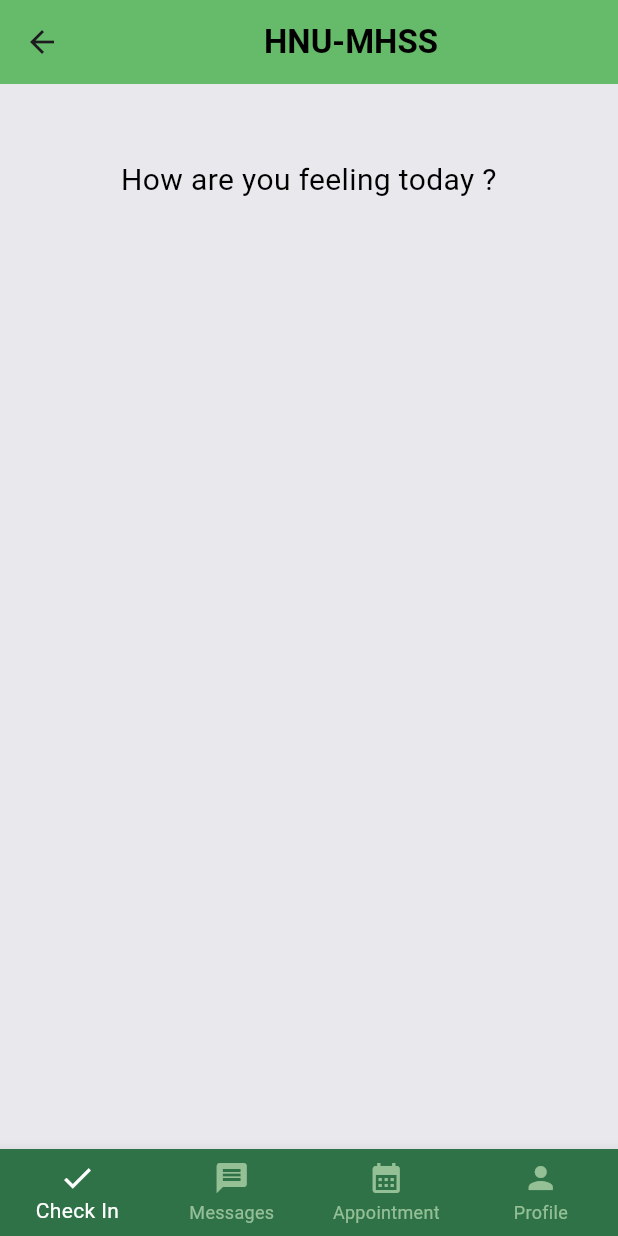
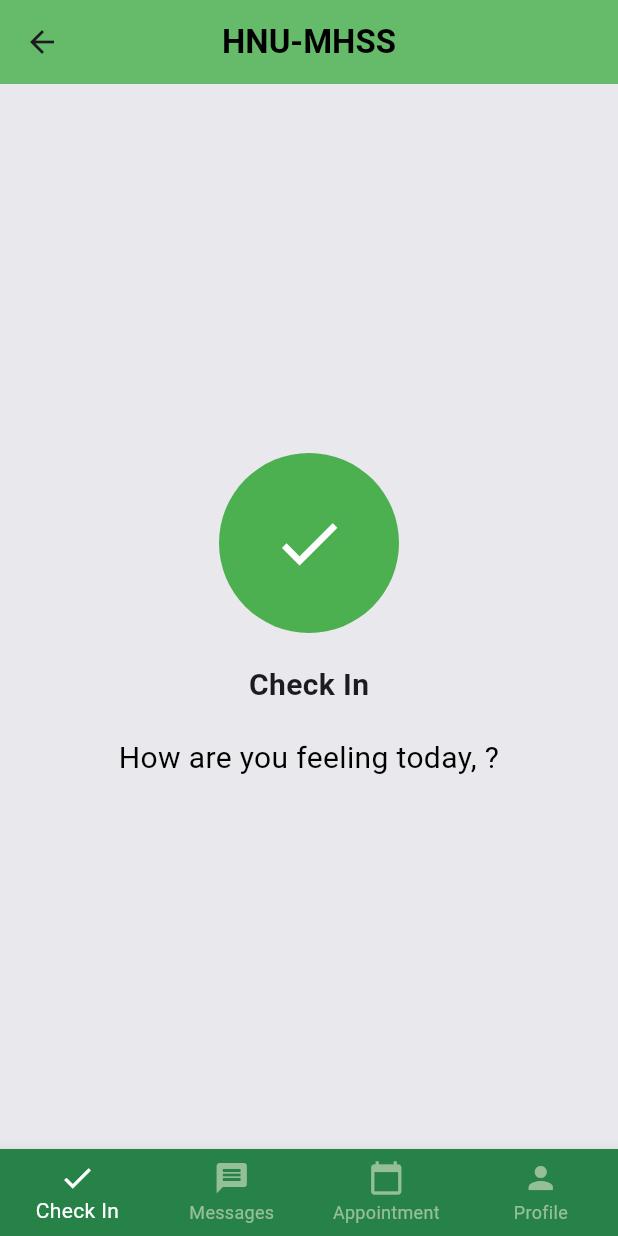
Before and after one commit to jucosmon/HNU-MHSS, a Flutter app: the StudentHomePage screen opened directly with empty values, after a tap on the "arrow back" icon, on a phone screen of 412 x 824 dp. Run offline on Flutter 3.47's test engine with Material 3 defaults, Android fonts, the phone set to English and light mode, and no system bars; our stand-ins replace cloud_firestore, firebase_auth, firebase_core, google_fonts, syncfusion_flutter_charts; accounts and stored records are empty; Roboto replaces fonts that are missing (Arial).

Commit message:
gitarung uban color nga wa ma change ug update homepage

```diff
--- a/lib/pages/open_message.dart
+++ b/lib/pages/open_message.dart
@@ -67,7 +67,7 @@ class _OpenMessagePageState extends State<OpenMessagePage> {
         margin: const EdgeInsets.symmetric(vertical: 8.0, horizontal: 16.0),
         padding: const EdgeInsets.all(12.0),
         decoration: BoxDecoration(
-          color: isSender ? Colors.blue : Colors.grey[300],
+          color: isSender ? Colors.green[600] : Colors.grey[300],
           borderRadius: BorderRadius.circular(16.0),
         ),
         child: Text(
--- a/lib/pages/select_counselor.dart
+++ b/lib/pages/select_counselor.dart
@@ -30,7 +30,7 @@ class CounselorSelectionWidget extends StatelessWidget {
               _showConfirmationDialog(context, counselorId: 'counselor1Id');
             },
             child: const CounselorCard(
-              name: 'John Doe',
+              name: 'Counselor 1',
               profession: 'Licensed Therapist',
               overview:
                   'Experienced in individual and group counseling for various mental health issues.',
--- a/lib/pages/student/apppointment.dart
+++ b/lib/pages/student/apppointment.dart
@@ -1,3 +1,4 @@
+import 'package:flutter/cupertino.dart';
 import 'package:flutter/material.dart';
 import 'package:mentalhealth_support_system/pages/display_appointments.dart';
 
@@ -85,7 +86,7 @@ class _AppointmentSchedulingState extends State<AppointmentScheduling> {
         ),
         backgroundColor: Colors.green[400],
         leading: IconButton(
-          icon: const Icon(Icons.arrow_back),
+          icon: const Icon(CupertinoIcons.back),
           onPressed: () {
             Navigator.popUntil(context, ModalRoute.withName('/'));
             Navigator.push(
--- a/lib/pages/student/student_home_page.dart
+++ b/lib/pages/student/student_home_page.dart
@@ -4,36 +4,28 @@ import 'package:mentalhealth_support_system/pages/display_messages.dart';
 import 'package:mentalhealth_support_system/pages/profile_page.dart';
 import 'package:mentalhealth_support_system/pages/student/emotionAnalysis.dart';
 
-class StudentHomePage extends StatefulWidget {
+class StudentHomePage extends StatelessWidget {
   final Map<String, dynamic> userData;
 
   const StudentHomePage({super.key, required this.userData});
 
   @override
-  State<StudentHomePage> createState() => _StudentHomePageState();
-}
-
-class _StudentHomePageState extends State<StudentHomePage> {
-  final int _selectedIndex = 0; // Set the initial selected index to 2 (Profile)
-
-  @override
   Widget build(BuildContext context) {
-    String firstName = widget.userData['first name'] ?? 'Default First Name';
-    String lastName = widget.userData['last name'] ?? 'Default Last Name';
+    String firstName = userData['first name'] ?? 'Default First Name';
+    String lastName = userData['last name'] ?? 'Default Last Name';
     return Scaffold(
       appBar: AppBar(
-        title: const Center(
-          child: Text(
-            "HNU-MHSS",
-            style: TextStyle(fontWeight: FontWeight.bold, color: Colors.black),
-          ),
+        title: const Text(
+          "HNU-MHSS",
+          style: TextStyle(fontWeight: FontWeight.bold, color: Colors.black),
         ),
         backgroundColor: Colors.green[400],
+        centerTitle: true,
       ),
-      body: _buildBody(context, firstName, lastName),
+      body: _buildBody(context, firstName),
       backgroundColor: const Color.fromARGB(255, 233, 232, 236),
       bottomNavigationBar: BottomNavigationBar(
-        type: BottomNavigationBarType.fixed, // Set the type to fixed
+        type: BottomNavigationBarType.fixed,
         items: const [
           BottomNavigationBarItem(
             icon: Icon(Icons.check),
@@ -44,7 +36,7 @@ class _StudentHomePageState extends State<StudentHomePage> {
             label: 'Messages',
           ),
           BottomNavigationBarItem(
-            icon: Icon(Icons.calendar_month),
+            icon: Icon(Icons.calendar_today),
             label: 'Appointment',
           ),
           BottomNavigationBarItem(
@@ -52,41 +44,39 @@ class _StudentHomePageState extends State<StudentHomePage> {
             label: 'Profile',
           ),
         ],
-        backgroundColor: const Color.fromARGB(255, 47, 114, 71),
+        backgroundColor: const Color.fromARGB(255, 38, 130, 70),
         selectedItemColor: Colors.white,
         unselectedItemColor: const Color.fromARGB(255, 149, 192, 150),
-        currentIndex:
-            _selectedIndex, // Set the current selected index Set the current selected index
+        currentIndex: 0,
         onTap: (int index) {
-          // Handle navigation based on the tapped index
           if (index == 0) {
             Navigator.push(
               context,
               MaterialPageRoute(
-                  builder: (context) => EmotionAnalysis(
-                        userData: widget.userData,
-                      )),
+                builder: (context) => EmotionAnalysis(userData: userData),
+              ),
             );
           } else if (index == 1) {
             Navigator.push(
               context,
               MaterialPageRoute(
-                  builder: (context) =>
-                      RecentMessagesScreen(userData: widget.userData)),
+                builder: (context) => RecentMessagesScreen(userData: userData),
+              ),
             );
           } else if (index == 2) {
             Navigator.push(
               context,
               MaterialPageRoute(
-                  builder: (context) =>
-                      RecentAppointmentScreen(userData: widget.userData)),
+                builder: (context) =>
+                    RecentAppointmentScreen(userData: userData),
+              ),
             );
-            // Handle navigation for other items if needed
           } else {
             Navigator.push(
               context,
               MaterialPageRoute(
-                  builder: (context) => ProfilePage(userData: widget.userData)),
+                builder: (context) => ProfilePage(userData: userData),
+              ),
             );
           }
         },
@@ -94,33 +84,49 @@ class _StudentHomePageState extends State<StudentHomePage> {
     );
   }
 
-  Widget _buildBody(BuildContext context, String firstName, String lastName) {
-    return SafeArea(
+  Widget _buildBody(BuildContext context, String firstName) {
+    return Center(
       child: Column(
-        mainAxisAlignment: MainAxisAlignment.start,
-        crossAxisAlignment: CrossAxisAlignment.center,
+        mainAxisAlignment: MainAxisAlignment.center,
         children: [
           Container(
-            padding:
-                EdgeInsets.only(top: MediaQuery.of(context).size.height * 0.06),
-            width: double.infinity,
-            child: Center(
-              child: Text(
-                "How are you feeling today $firstName?",
-                textAlign: TextAlign.center,
-                style: const TextStyle(
-                  fontSize: 20.0,
-                  color: Colors.black,
-                  fontFamily: 'Arial',
-                ),
+            width: 120,
+            height: 120,
+            decoration: const BoxDecoration(
+              color: Colors.green,
+              shape: BoxShape.circle,
+            ),
+            child: IconButton(
+              onPressed: () {
+                Navigator.push(
+                  context,
+                  MaterialPageRoute(
+                    builder: (context) => EmotionAnalysis(userData: userData),
+                  ),
+                );
+              },
+              icon: const Icon(
+                Icons.check,
+                size: 50,
+                color: Colors.white,
               ),
             ),
           ),
-          SizedBox(
-              height: MediaQuery.of(context).size.height *
-                  0.04), // Adjust the spacing as needed
-
           const SizedBox(height: 20),
+          const Text(
+            'Check In',
+            style: TextStyle(fontSize: 20, fontWeight: FontWeight.bold),
+          ),
+          const SizedBox(height: 20),
+          Text(
+            "How are you feeling today, $firstName?",
+            textAlign: TextAlign.center,
+            style: const TextStyle(
+              fontSize: 20.0,
+              color: Colors.black,
+              fontFamily: 'Arial',
+            ),
+          ),
         ],
       ),
     );
```
